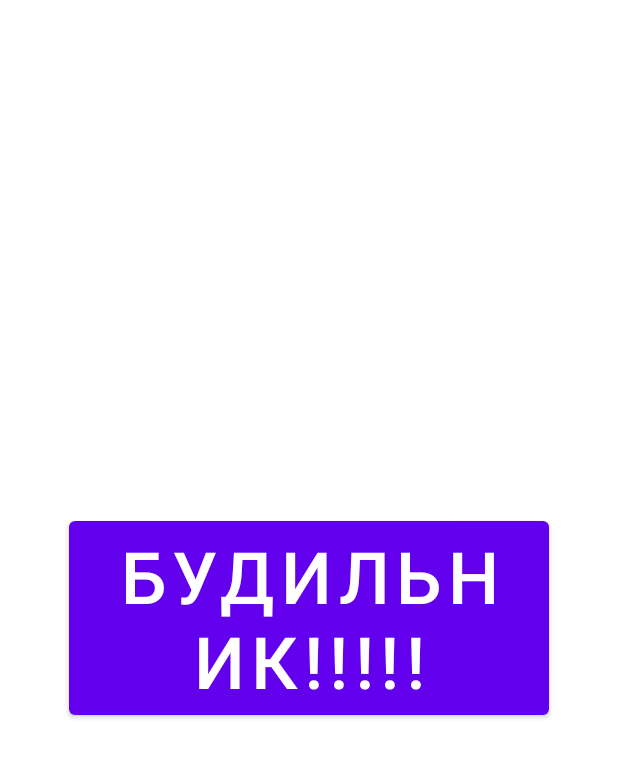
After one commit to flyactiv/AlarmForAndroid, an Android app: the layout activity_alarm.xml on its own in the app's theme, with its tools: preview values and no code run, on a phone screen of 412 x 824 dp. The commit adds this screen. Shown: the top 758 px of the screen. Run offline under Robolectric (Android 15) with nearby library versions, the phone set to English and light mode, and no system bars.

Commit message:
Add a start alarm function and appearance for that

```diff
--- a/Alarm/app/build.gradle
+++ b/Alarm/app/build.gradle
@@ -8,7 +8,7 @@ android {
 
     defaultConfig {
         applicationId "com.example.alarm"
-        minSdkVersion 16
+        minSdkVersion 21
         targetSdkVersion 30
         versionCode 1
         versionName "1.0"
--- /dev/null
+++ b/Alarm/app/src/main/res/layout/activity_alarm.xml
@@ -0,0 +1,20 @@
+<?xml version="1.0" encoding="utf-8"?>
+<androidx.constraintlayout.widget.ConstraintLayout xmlns:android="http://schemas.android.com/apk/res/android"
+    xmlns:app="http://schemas.android.com/apk/res-auto"
+    xmlns:tools="http://schemas.android.com/tools"
+    android:layout_width="match_parent"
+    android:layout_height="match_parent"
+    tools:context=".MainActivity">
+
+    <Button
+        android:id="@+id/alarm_button"
+        android:layout_width="wrap_content"
+        android:layout_height="wrap_content"
+        android:text="Будильник!!!!!"
+        android:textSize="48sp"
+        app:layout_constraintBottom_toBottomOf="parent"
+        app:layout_constraintLeft_toLeftOf="parent"
+        app:layout_constraintRight_toRightOf="parent"
+        app:layout_constraintTop_toTopOf="parent" />
+
+</androidx.constraintlayout.widget.ConstraintLayout>
```
Also changed, not shown: Alarm/app/src/main/java/com/example/alarm/AlarmActivity.java (added, +13 -0 lines), Alarm/app/src/main/java/com/example/alarm/MainActivity.java (+8 -1 lines).
